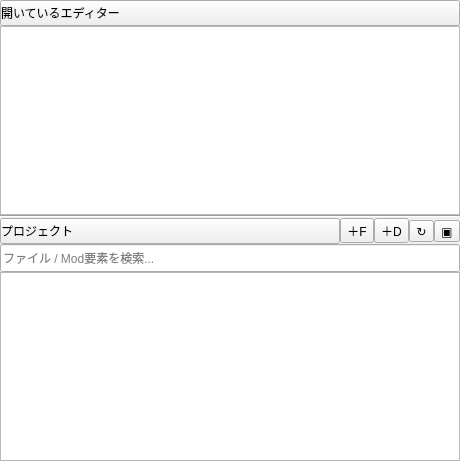
Above: ui/docks/project_tree_dock.ui from Ikumyon/PDX-Mod-Studio before the change. Below: the same form after it.
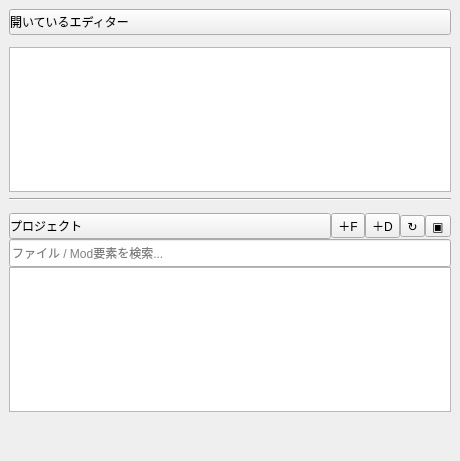
That is the form after the change. The open tabs and pages were chosen to show the change.

Commit message: 主要エディタのconfigロード共通化および実績新規作成メニューの追加

What changed in the file:
```diff
--- a/ui/docks/project_tree_dock.ui
+++ b/ui/docks/project_tree_dock.ui
@@ -12,8 +12,8 @@
   </property>
   <property name="minimumSize">
    <size>
-    <width>158</width>
-    <height>182</height>
+    <width>176</width>
+    <height>236</height>
    </size>
   </property>
   <property name="styleSheet">
@@ -29,22 +29,26 @@
    <string>エクスプローラー</string>
   </property>
   <widget class="QWidget" name="dockWidgetContents">
-   <layout class="QVBoxLayout" name="explorerRootLayout">
-    <property name="spacing">
-     <number>0</number>
-    </property>
-    <property name="leftMargin">
-     <number>0</number>
-    </property>
-    <property name="topMargin">
-     <number>0</number>
-    </property>
-    <property name="rightMargin">
-     <number>0</number>
-    </property>
-    <property name="bottomMargin">
-     <number>0</number>
-    </property>
+   <layout class="QVBoxLayout" name="verticalLayout">
+    <item>
+     <widget class="QPushButton" name="openEditorsHeader">
+      <property name="sizePolicy">
+       <sizepolicy hsizetype="Expanding" vsizetype="Fixed">
+        <horstretch>0</horstretch>
+        <verstretch>0</verstretch>
+       </sizepolicy>
+      </property>
+      <property name="styleSheet">
+       <string notr="true">text-align: left;</string>
+      </property>
+      <property name="text">
+       <string>開いているエディター</string>
+      </property>
+      <property name="isHeader" stdset="0">
+       <bool>true</bool>
+      </property>
+     </widget>
+    </item>
     <item>
      <widget class="QWidget" name="explorerTitleBar" native="true">
       <layout class="QHBoxLayout" name="explorerTitleLayout">
@@ -66,25 +70,6 @@
       </layout>
      </widget>
     </item>
-    <item>
-     <widget class="QPushButton" name="openEditorsHeader">
-      <property name="sizePolicy">
-       <sizepolicy hsizetype="Expanding" vsizetype="Fixed">
-        <horstretch>0</horstretch>
-        <verstretch>0</verstretch>
-       </sizepolicy>
-      </property>
-      <property name="styleSheet">
-       <string notr="true">text-align: left;</string>
-      </property>
-      <property name="text">
-       <string>開いているエディター</string>
-      </property>
-      <property name="isHeader" stdset="0">
-       <bool>true</bool>
-      </property>
-     </widget>
-    </item>
     <item>
      <widget class="QListWidget" name="openEditorsList">
       <property name="minimumSize">
@@ -107,6 +92,13 @@
       </property>
      </widget>
     </item>
+    <item>
+     <widget class="Line" name="sectionSeparator">
+      <property name="orientation">
+       <enum>Qt::Orientation::Horizontal</enum>
+      </property>
+     </widget>
+    </item>
     <item>
      <widget class="QWidget" name="pluginSectionContainer" native="true">
       <property name="sizePolicy">
@@ -134,13 +126,6 @@
       </layout>
      </widget>
     </item>
-    <item>
-     <widget class="Line" name="sectionSeparator">
-      <property name="orientation">
-       <enum>Qt::Orientation::Horizontal</enum>
-      </property>
-     </widget>
-    </item>
     <item>
      <widget class="QStackedWidget" name="folderStack">
       <property name="currentIndex">
@@ -372,6 +357,19 @@
           </column>
          </widget>
         </item>
+        <item>
+         <spacer name="projectTreeBottomSpacer">
+          <property name="orientation">
+           <enum>Qt::Orientation::Vertical</enum>
+          </property>
+          <property name="sizeHint" stdset="0">
+           <size>
+            <width>20</width>
+            <height>40</height>
+           </size>
+          </property>
+         </spacer>
+        </item>
        </layout>
       </widget>
      </widget>
```
Left out of the diff: 4 changed lines with no effect on the pictures. The commit also changes 12 other files.
